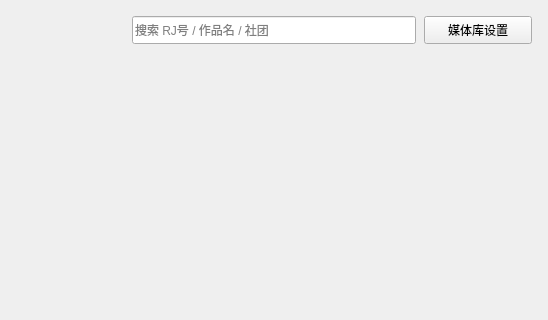
Qt form src/QTui/ui_file/media_lib.ui (henntaidesu/DLsite_Anime-sharing_download) before a commit; both pictures show x 272 to 820 and y 0 to 320 of the 820 by 640 pixel window.
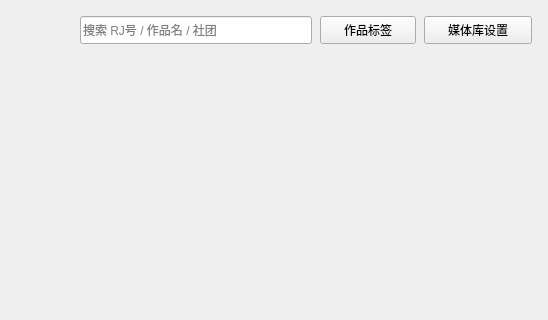
The same form after that commit.

```diff
--- a/src/QTui/ui_file/media_lib.ui
+++ b/src/QTui/ui_file/media_lib.ui
@@ -87,6 +87,19 @@
         </property>
        </widget>
       </item>
+      <item>
+       <widget class="QPushButton" name="genre_button">
+        <property name="minimumSize">
+         <size>
+          <width>96</width>
+          <height>28</height>
+         </size>
+        </property>
+        <property name="text">
+         <string>作品标签</string>
+        </property>
+       </widget>
+      </item>
       <item>
        <widget class="QPushButton" name="lib_setting_button">
         <property name="minimumSize">
```
